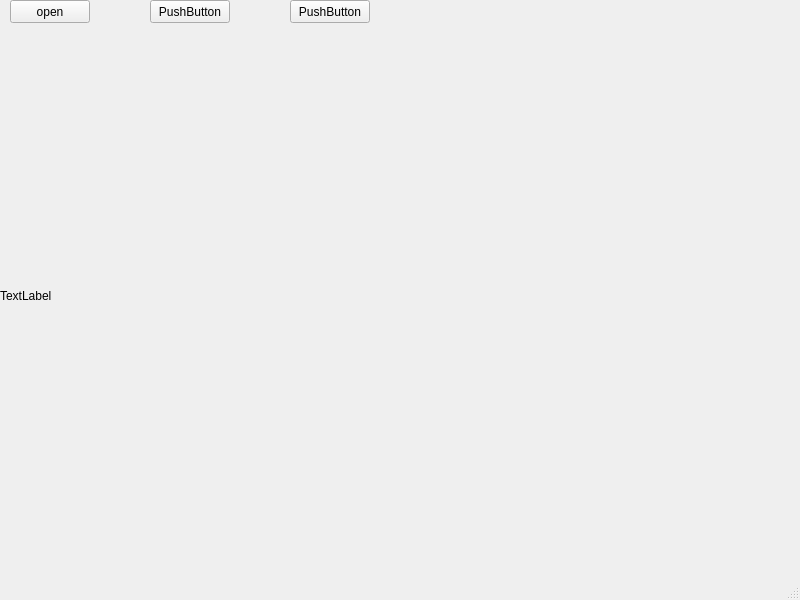
Before: the Qt Designer form find_limit_point/test.ui in benxiaojian/python, drawn with Qt 5.
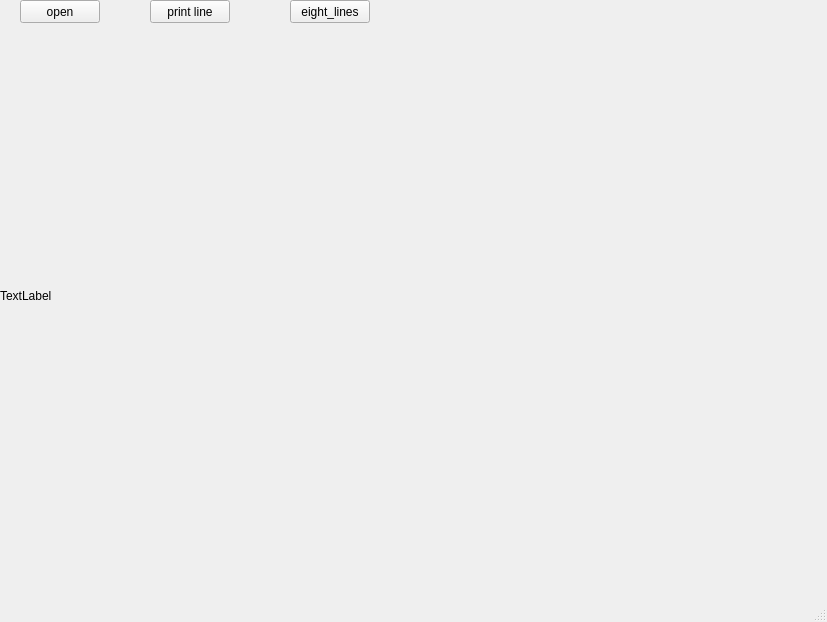
After: the same form once the commit is applied.

Commit message: add picture successfully

Diff of the .ui file:
```diff
--- a/find_limit_point/test.ui
+++ b/find_limit_point/test.ui
@@ -6,8 +6,8 @@
    <rect>
     <x>0</x>
     <y>0</y>
-    <width>800</width>
-    <height>600</height>
+    <width>827</width>
+    <height>622</height>
    </rect>
   </property>
   <property name="windowTitle">
@@ -30,7 +30,7 @@
    <widget class="QPushButton" name="open_file">
     <property name="geometry">
      <rect>
-      <x>10</x>
+      <x>20</x>
       <y>0</y>
       <width>80</width>
       <height>23</height>
@@ -40,7 +40,7 @@
      <string>open</string>
     </property>
    </widget>
-   <widget class="QPushButton" name="eight_lines">
+   <widget class="QPushButton" name="print_lines">
     <property name="geometry">
      <rect>
       <x>150</x>
@@ -50,10 +50,10 @@
      </rect>
     </property>
     <property name="text">
-     <string>PushButton</string>
+     <string>print line</string>
     </property>
    </widget>
-   <widget class="QPushButton" name="pushButton_3">
+   <widget class="QPushButton" name="eight_lines">
     <property name="geometry">
      <rect>
       <x>290</x>
@@ -63,7 +63,7 @@
      </rect>
     </property>
     <property name="text">
-     <string>PushButton</string>
+     <string>eight_lines</string>
     </property>
    </widget>
   </widget>
```
Left out of the diff: 2 changed lines with no effect on the pictures. The commit also changes 2 other files.
